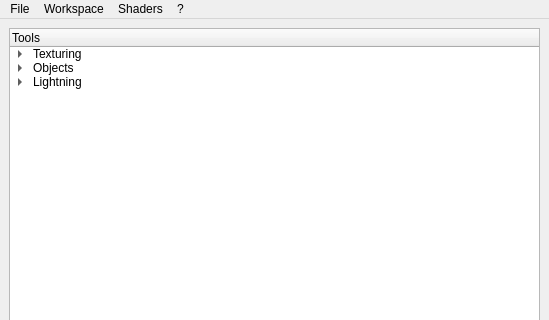
Qt form src/editor/gui/mainwindow.ui (snizzo/lucrezia) before a commit; both pictures show x 0 to 549 and y 0 to 320 of the 549 by 1031 pixel window.
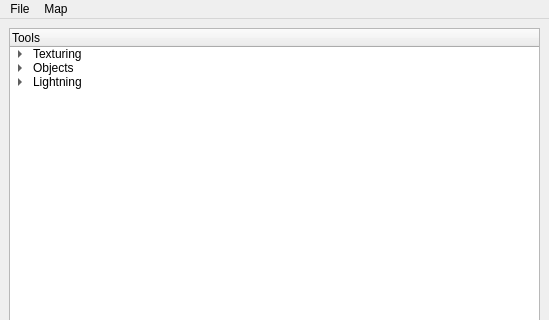
The same form after that commit.

Patch:
```diff
--- a/src/editor/gui/mainwindow.ui
+++ b/src/editor/gui/mainwindow.ui
@@ -164,32 +164,15 @@
     <addaction name="separator"/>
     <addaction name="actionExit"/>
    </widget>
-   <widget class="QMenu" name="menuWorkspace">
+   <widget class="QMenu" name="menuMap">
     <property name="title">
-     <string>Workspace</string>
+     <string>Map</string>
     </property>
-    <addaction name="actionRefresh"/>
-   </widget>
-   <widget class="QMenu" name="menuSettings">
-    <property name="title">
-     <string>?</string>
-    </property>
-    <addaction name="actionAdvanced_featues"/>
-    <addaction name="separator"/>
-    <addaction name="actionAbout"/>
-   </widget>
-   <widget class="QMenu" name="menuShaders">
-    <property name="title">
-     <string>Shaders</string>
-    </property>
-    <addaction name="actionPPL"/>
-    <addaction name="actionToonShading"/>
-    <addaction name="actionAmbientOcclusion"/>
+    <addaction name="actionEdit_onLoad"/>
+    <addaction name="actionEdit_onUnload"/>
    </widget>
    <addaction name="menuFile"/>
-   <addaction name="menuWorkspace"/>
-   <addaction name="menuShaders"/>
-   <addaction name="menuSettings"/>
+   <addaction name="menuMap"/>
   </widget>
   <action name="actionScene">
    <property name="text">
```
Left out of the diff: 12 changed lines with no effect on the pictures.
